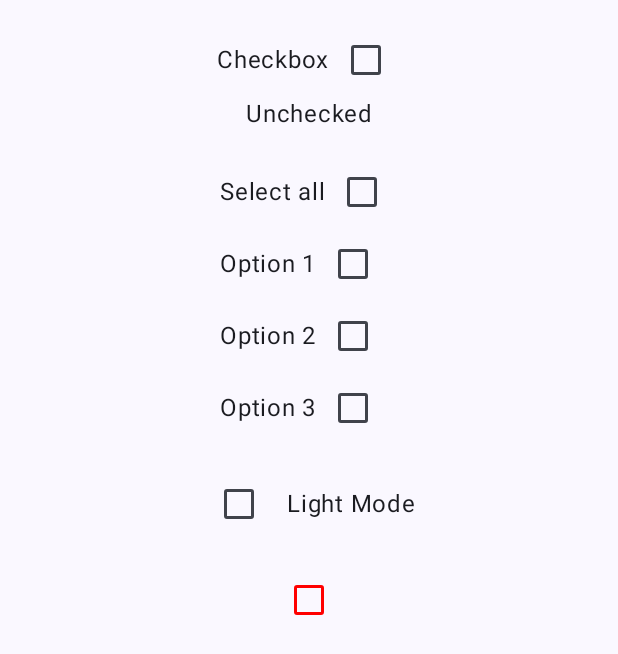
After one commit to dilarakiraz/ComposeComponents, an Android app built with Jetpack Compose: the composable Checkboxs shown on its own in the app's theme, on a phone screen of 412 x 824 dp. The commit adds this screen. Shown: the top 654 px of the screen. Run offline under Robolectric (Android 15) with nearby library versions, the phone set to English and light mode, and no system bars.

Commit message:
Checkboxs

```diff
--- a/app/src/main/java/com/example/composecomponents/ui/3-Buttons.kt
+++ b/app/src/main/java/com/example/composecomponents/ui/Buttons.kt
@@ -3,7 +3,6 @@ package com.example.composecomponents.ui
 import androidx.compose.foundation.BorderStroke
 import androidx.compose.foundation.layout.Arrangement
 import androidx.compose.foundation.layout.Column
-import androidx.compose.foundation.layout.PaddingValues
 import androidx.compose.foundation.layout.Row
 import androidx.compose.foundation.layout.Spacer
 import androidx.compose.foundation.layout.fillMaxSize
@@ -12,7 +11,6 @@ import androidx.compose.foundation.layout.padding
 import androidx.compose.foundation.layout.width
 import androidx.compose.foundation.lazy.LazyColumn
 import androidx.compose.foundation.shape.CircleShape
-import androidx.compose.foundation.shape.CutCornerShape
 import androidx.compose.foundation.shape.RoundedCornerShape
 import androidx.compose.material.icons.Icons
 import androidx.compose.material.icons.filled.Add
--- /dev/null
+++ b/app/src/main/java/com/example/composecomponents/ui/Checkboxs.kt
@@ -0,0 +1,141 @@
+package com.example.composecomponents.ui
+
+import androidx.compose.foundation.layout.Arrangement
+import androidx.compose.foundation.layout.Column
+import androidx.compose.foundation.layout.Row
+import androidx.compose.foundation.layout.Spacer
+import androidx.compose.foundation.layout.fillMaxSize
+import androidx.compose.foundation.layout.padding
+import androidx.compose.foundation.lazy.LazyColumn
+import androidx.compose.material3.Checkbox
+import androidx.compose.material3.CheckboxDefaults
+import androidx.compose.material3.Text
+import androidx.compose.material3.TriStateCheckbox
+import androidx.compose.runtime.Composable
+import androidx.compose.runtime.getValue
+import androidx.compose.runtime.mutableStateListOf
+import androidx.compose.runtime.mutableStateOf
+import androidx.compose.runtime.remember
+import androidx.compose.runtime.setValue
+import androidx.compose.ui.Alignment
+import androidx.compose.ui.Modifier
+import androidx.compose.ui.graphics.Color
+import androidx.compose.ui.state.ToggleableState
+import androidx.compose.ui.tooling.preview.Preview
+import androidx.compose.ui.unit.dp
+
+@Composable
+private fun Checkboxs() {
+    LazyColumn(
+        modifier = Modifier
+            .fillMaxSize()
+            .padding(16.dp),
+        verticalArrangement = Arrangement.spacedBy(16.dp),
+        horizontalAlignment = Alignment.CenterHorizontally
+    ) {
+        item { CheckboxMinimalExample() }
+        item { CheckboxParentExample() }
+        item { FunctionalityCheckbox() }
+        item { CustomColorCheckbox() }
+    }
+}
+
+@Composable
+fun CheckboxMinimalExample() {
+    var checked by remember { mutableStateOf(false) }
+
+    Row(
+        verticalAlignment = Alignment.CenterVertically
+    ) {
+        Text(
+            text = "Checkbox",
+        )
+        Checkbox(
+            checked = checked,
+            onCheckedChange = { checked = it }
+        )
+    }
+    Text(
+        if (checked) "Checked" else "Unchecked"
+    )
+}
+
+@Composable
+fun CheckboxParentExample() {
+    val childCheckedStates = remember { mutableStateListOf(false, false, false) }
+
+    val parentState = when {
+        childCheckedStates.all { it } -> ToggleableState.On
+        childCheckedStates.none { it } -> ToggleableState.Off
+        else -> ToggleableState.Indeterminate
+    }
+
+    Column {
+        Row(
+            verticalAlignment = Alignment.CenterVertically,
+        ) {
+            Text("Select all")
+            TriStateCheckbox(
+                state = parentState,
+                onClick = {
+                    val newState = parentState != ToggleableState.On
+                    childCheckedStates.forEachIndexed { index, _ ->
+                        childCheckedStates[index] = newState
+                    }
+                }
+            )
+        }
+
+        childCheckedStates.forEachIndexed { index, checked ->
+            Row(
+                verticalAlignment = Alignment.CenterVertically,
+            ) {
+                Text("Option ${index + 1}")
+                Checkbox(
+                    checked = checked,
+                    onCheckedChange = { isChecked ->
+                        childCheckedStates[index] = isChecked
+                    }
+                )
+            }
+        }
+    }
+
+    if (childCheckedStates.all { it }) {
+        Text("All options selected")
+    }
+}
+
+@Composable
+fun FunctionalityCheckbox() {
+    var darkModeEnabled by remember { mutableStateOf(false) }
+
+    Row (verticalAlignment = Alignment.CenterVertically){
+        Checkbox(
+            checked = darkModeEnabled,
+            onCheckedChange = { darkModeEnabled = it }
+        )
+        Spacer(modifier = Modifier.padding(4.dp))
+        Text(text = if (darkModeEnabled) "Dark Mode" else "Light Mode")
+    }
+}
+
+@Composable
+fun CustomColorCheckbox() {
+    var checked by remember { mutableStateOf(false) }
+    Checkbox(
+        checked = checked,
+        onCheckedChange = { checked = it },
+        colors = CheckboxDefaults.colors(
+            checkedColor = Color.Green,
+            uncheckedColor = Color.Red,
+            checkmarkColor = Color.White
+        )
+    )
+}
+
+@Preview
+@Composable
+fun CheckboxsPreview() {
+    Checkboxs()
+}
```
Also changed, not shown: app/src/main/java/com/example/composecomponents/ui/Layouts.kt (renamed from app/src/main/java/com/example/composecomponents/ui/1-Layouts.kt), app/src/main/java/com/example/composecomponents/ui/Texts.kt (renamed from app/src/main/java/com/example/composecomponents/ui/2.Texts.kt).
